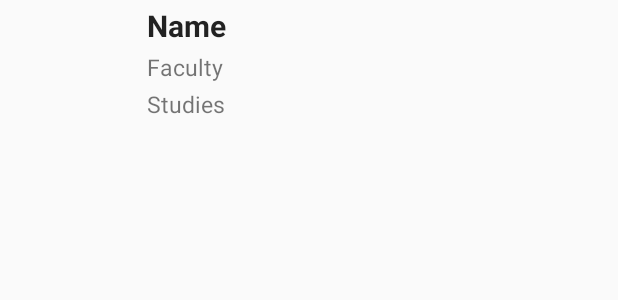
After one commit to dbarelop/BuddyPair-android, an Android app: the layout activity_erasmus_list_item.xml on its own in the app's theme, with its tools: preview values and no code run, on a phone screen of 412 x 824 dp. The commit adds this screen. Shown: the top 300 px of the screen. Run offline under Robolectric (Android 15) with nearby library versions, the phone set to English and light mode, and no system bars.

Commit message:
Implemented Erasmus list

```diff
--- a/app/src/main/AndroidManifest.xml
+++ b/app/src/main/AndroidManifest.xml
@@ -22,6 +22,10 @@
             android:name=".activity.PeerListActivity"
             android:label="@string/title_activity_peers_list" >
         </activity>
+        <activity
+            android:name=".activity.ErasmusListActivity"
+            android:label="@string/title_activity_erasmus_list" >
+        </activity>
     </application>
 
 </manifest>
--- /dev/null
+++ b/app/src/main/res/layout/activity_erasmus_list_item.xml
@@ -0,0 +1,52 @@
+<?xml version="1.0" encoding="utf-8"?>
+<RelativeLayout
+    xmlns:android="http://schemas.android.com/apk/res/android"
+    android:layout_width="fill_parent"
+    android:layout_height="wrap_content"
+    android:orientation="horizontal">
+
+    <LinearLayout
+        android:id="@+id/activity_erasmus_list_item_thumbnail"
+        android:layout_width="wrap_content"
+        android:layout_height="wrap_content"
+        android:layout_alignParentLeft="true"
+        android:orientation="vertical"
+        android:paddingLeft="10sp">
+
+        <ImageView
+            android:id="@+id/activity_erasmus_list_item_image"
+            android:layout_width="84dip"
+            android:layout_height="125dip"/>
+    </LinearLayout>
+
+    <!-- Name -->
+    <TextView
+        android:id="@+id/activity_erasmus_list_item_name"
+        style="@style/textStyle_list.name"
+        android:layout_alignTop="@id/activity_erasmus_list_item_thumbnail"
+        android:layout_marginLeft="4dip"
+        android:layout_marginTop="3dip"
+        android:layout_toRightOf="@id/activity_erasmus_list_item_thumbnail"
+        android:text="Name"/>
+
+    <!-- Faculty -->
+    <TextView
+        android:id="@+id/activity_erasmus_list_item_faculty"
+        style="@style/textStyle_list"
+        android:layout_below="@id/activity_erasmus_list_item_name"
+        android:layout_marginLeft="4dip"
+        android:layout_marginTop="3dip"
+        android:layout_toRightOf="@id/activity_erasmus_list_item_thumbnail"
+        android:text="Faculty" />
+
+    <!-- Studies -->
+    <TextView
+        android:id="@+id/activity_erasmus_list_item_studies"
+        style="@style/textStyle_list"
+        android:layout_below="@id/activity_erasmus_list_item_faculty"
+        android:layout_marginLeft="4dip"
+        android:layout_marginTop="3dip"
+        android:layout_toRightOf="@id/activity_erasmus_list_item_thumbnail"
+        android:text="Studies" />
+
+</RelativeLayout>
--- a/app/src/main/res/values/strings.xml
+++ b/app/src/main/res/values/strings.xml
@@ -3,4 +3,7 @@
     <string name="title_activity_login">Login</string>
     <string name="title_activity_peers_list">Peers List</string>
     <string name="action_settings">Settings</string>
+    <string name="title_activity_erasmus_list">Erasmus</string>
+
+    <string name="hello_world">Hello world!</string>
 </resources>
```
Also changed, not shown: app/src/main/java/org/aegee_zaragoza/buddypair/activity/ErasmusListActivity.java (added, +63 -0 lines), app/src/main/java/org/aegee_zaragoza/buddypair/data/adapter/ErasmusAdapter.java (added, +57 -0 lines), app/src/main/java/org/aegee_zaragoza/buddypair/database/DatabaseHelper.java (+51 -3 lines), app/src/main/res/layout/activity_erasmus_list.xml (added, +63 -0 lines), app/src/main/res/menu/menu_erasmus_list.xml (added, +7 -0 lines).
